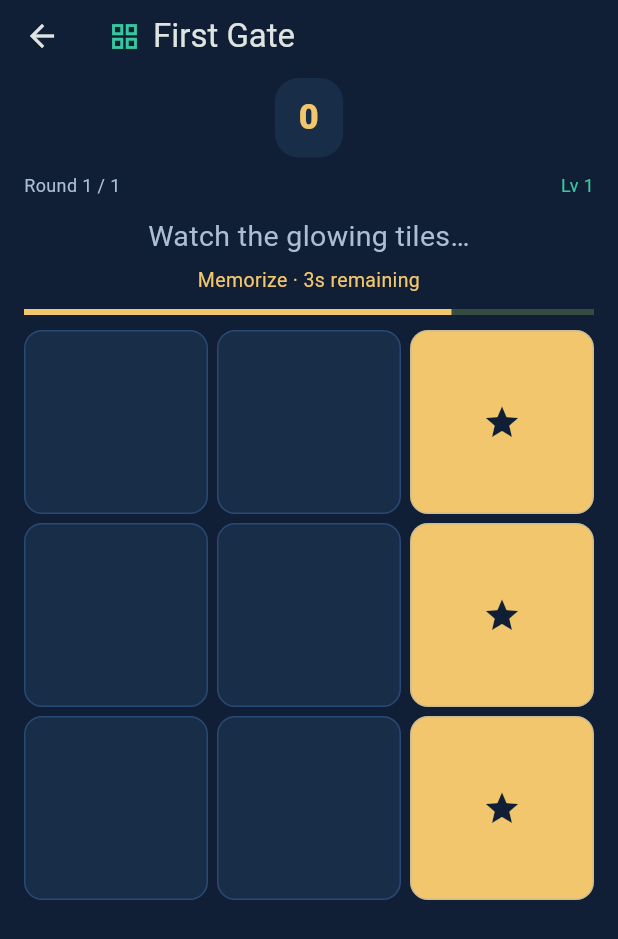
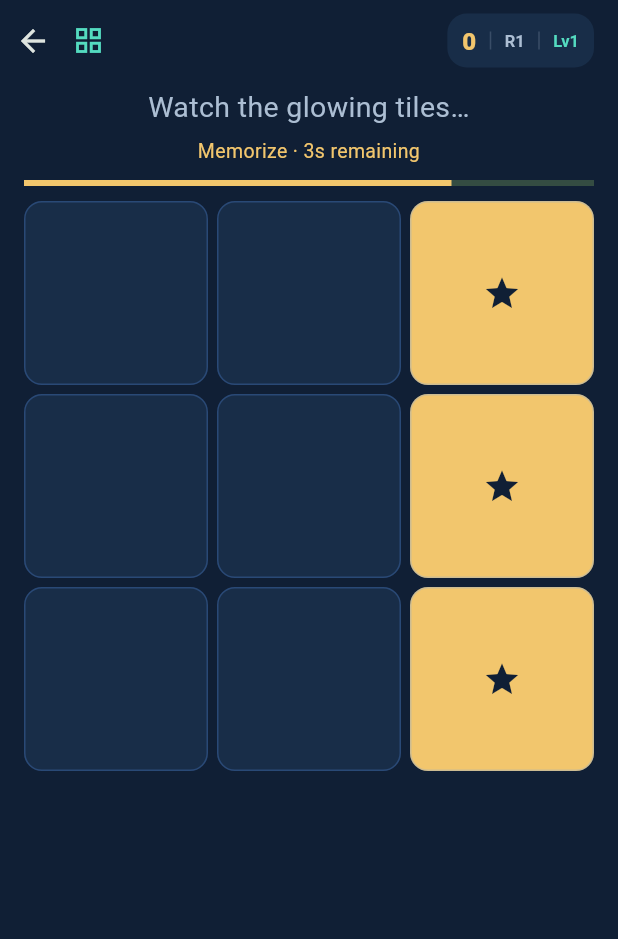
Before and after one commit to obaidbd/neuronova, a Flutter app: the screen it shows after launch, after a tap on "Play Now", on a phone screen of 412 x 824 dp. Shown: the top 939 px of the screen. Run offline on Flutter 3.47's test engine with Material 3 defaults, Android fonts, the phone set to English and light mode, and no system bars; our stand-ins replace shared_preferences.

Commit message:
Compact all game headers with points, round and level beside settings
Use a shared icon-only header across all six games and remove the separate score and round panels to give gameplay more room.

Validated with Flutter analyze, all 40 tests, release web build, and all six games at 320px and 390px viewport widths.

```diff
--- a/apps/player/lib/features/gameplay/echo_grid_screen.dart
+++ b/apps/player/lib/features/gameplay/echo_grid_screen.dart
@@ -12,7 +12,8 @@ import '../../game/rules/scoring.dart';
 import '../../core/game_kind.dart';
 import '../catalog/game_settings_screen.dart';
 import 'echo_setup_screen.dart';
-import 'game_score_bar.dart';
+import 'game_header.dart';
+import '../../game/rules/difficulty.dart';
 
 enum _Phase { ready, preview, recall, result, finished }
 
@@ -251,36 +252,18 @@ class _EchoGridScreenState extends State<EchoGridScreen> {
 
   @override
   Widget build(BuildContext context) => Scaffold(
-    appBar: AppBar(
-      title: Row(
-        children: [
-          const Icon(
-            Icons.grid_view,
-            key: Key('header-game-icon'),
-            color: NovaColors.emerald,
-            size: 22,
-          ),
-          const SizedBox(width: 8),
-          Expanded(
-            child: Text(
-              widget.tutorial ? 'First Gate' : 'Echo Grid',
-              maxLines: 1,
-              overflow: TextOverflow.ellipsis,
-            ),
-          ),
-        ],
-      ),
-      toolbarHeight: 48,
-      backgroundColor: Colors.transparent,
-      actions: [
-        if (!widget.tutorial)
-          IconButton(
-            key: const Key('game-settings'),
-            tooltip: 'Settings',
-            onPressed: committing ? null : openSettings,
-            icon: const Icon(Icons.settings_outlined),
-          ),
-      ],
+    appBar: GameHeader(
+      kind: GameKind.echoGrid,
+      title: widget.tutorial ? 'First Gate' : null,
+      points: sharedBoard
+          ? player.points
+          : widget.store.pointsFor('visual_memory'),
+      round: playedRound,
+      roundLimit: sharedBoard ? match.roundLimit : null,
+      level: player.level,
+      difficulty: difficultyName(activeTierOverride),
+      showSettings: !widget.tutorial,
+      onSettings: committing ? null : openSettings,
     ),
     body: SafeArea(
       child: Align(
@@ -292,25 +275,6 @@ class _EchoGridScreenState extends State<EchoGridScreen> {
             child: Column(
               crossAxisAlignment: CrossAxisAlignment.stretch,
               children: [
-                if (sharedBoard)
-                  Padding(
-                    padding: const EdgeInsets.symmetric(vertical: 8),
-                    child: Text(
-                      phase == _Phase.finished
-                          ? 'FINAL STANDINGS'
-                          : 'ROUND $playedRound / ${match.roundLimit ?? "∞"}',
-                      textAlign: TextAlign.center,
-                      style: const TextStyle(
-                        fontSize: 12,
-                        letterSpacing: 1.5,
-                        color: NovaColors.textSecondary,
-                        fontWeight: FontWeight.w700,
-                      ),
-                    ),
-                  )
-                else
-                  scoreboard(),
-                const SizedBox(height: 12),
                 if (phase == _Phase.finished)
                   finalPanel()
                 else ...[
@@ -353,7 +317,7 @@ class _EchoGridScreenState extends State<EchoGridScreen> {
 
   double boardSide(double width) => min(
     width,
-    max(196.0, MediaQuery.sizeOf(context).height - (sharedBoard ? 500 : 410)),
+    max(196.0, MediaQuery.sizeOf(context).height - (sharedBoard ? 480 : 340)),
   );
 
   Widget boardSurface(Widget child) => LayoutBuilder(
@@ -543,29 +507,6 @@ class _EchoGridScreenState extends State<EchoGridScreen> {
     );
   }
 
-  Widget scoreboard() => Column(
-    children: [
-      GameScoreBar(store: widget.store, skillKey: 'visual_memory'),
-      const SizedBox(height: 10),
-      Row(
-        mainAxisAlignment: MainAxisAlignment.spaceBetween,
-        children: [
-          Text(
-            'Round $playedRound${match.roundLimit == null ? " · Continuous" : " / ${match.roundLimit}"}',
-            style: const TextStyle(
-              color: NovaColors.textSecondary,
-              fontSize: 12,
-            ),
-          ),
-          Text(
-            'Lv ${player.level}',
-            style: const TextStyle(color: NovaColors.emerald, fontSize: 12),
-          ),
-        ],
-      ),
-    ],
-  );
-
   Widget readyPanel() => Center(
     child: SingleChildScrollView(
       child: Column(
--- /dev/null
+++ b/apps/player/lib/features/gameplay/game_header.dart
@@ -0,0 +1,144 @@
+import 'package:flutter/material.dart';
+
+import '../../app/theme.dart';
+import '../../core/game_kind.dart';
+import '../catalog/game_presentation.dart';
+
+/// A single compact header shared by every game. Full labels remain accessible.
+class GameHeader extends StatelessWidget implements PreferredSizeWidget {
+  const GameHeader({
+    super.key,
+    required this.kind,
+    required this.points,
+    required this.round,
+    required this.level,
+    required this.onSettings,
+    this.roundLimit,
+    this.difficulty = 'Auto',
+    this.title,
+    this.showSettings = true,
+  });
+  final GameKind kind;
+  final int points, round, level;
+  final int? roundLimit;
+  final VoidCallback? onSettings;
+  final String difficulty;
+  final String? title;
+  final bool showSettings;
+
+  @override
+  Size get preferredSize => const Size.fromHeight(54);
+
+  @override
+  Widget build(BuildContext context) => AppBar(
+    toolbarHeight: 54,
+    leadingWidth: 44,
+    titleSpacing: 4,
+    backgroundColor: NovaColors.background,
+    elevation: 0,
+    title: Row(
+      children: [
+        Tooltip(
+          message: title ?? kind.title,
+          child: Icon(
+            kind.icon,
+            key: const Key('header-game-icon'),
+            color: kind.accent,
+            size: 22,
+          ),
+        ),
+        const SizedBox(width: 8),
+        Expanded(
+          child: Align(
+            alignment: Alignment.centerRight,
+            child: FittedBox(
+              fit: BoxFit.scaleDown,
+              alignment: Alignment.centerRight,
+              child: Container(
+                key: const Key('game-score-bar'),
+                padding: const EdgeInsets.symmetric(
+                  horizontal: 10,
+                  vertical: 8,
+                ),
+                decoration: BoxDecoration(
+                  color: NovaColors.surface,
+                  borderRadius: BorderRadius.circular(13),
+                ),
+                child: Row(
+                  mainAxisSize: MainAxisSize.min,
+                  children: [
+                    Tooltip(
+                      message: 'Points',
+                      child: Semantics(
+                        label: '$points points',
+                        excludeSemantics: true,
+                        child: Text(
+                          '$points',
+                          key: const Key('game-total-score'),
+                          style: const TextStyle(
+                            fontSize: 16,
+                            fontWeight: FontWeight.w800,
+                            color: NovaColors.gold,
+                          ),
+                        ),
+                      ),
+                    ),
+                    separator(),
+                    Tooltip(
+                      message:
+                          'Round $round${roundLimit == null ? '' : ' of $roundLimit'}',
+                      child: Text(
+                        'R$round${roundLimit == null ? '' : '/$roundLimit'}',
+                        key: const Key('header-round'),
+                        style: const TextStyle(
+                          fontSize: 11,
+                          fontWeight: FontWeight.w600,
+                          color: NovaColors.textSecondary,
+                        ),
+                      ),
+                    ),
+                    separator(),
+                    Tooltip(
+                      message: 'Level $level · $difficulty',
+                      child: Text(
+                        'Lv$level',
+                        key: const Key('tier-label'),
+                        style: TextStyle(
+                          fontSize: 11,
+                          fontWeight: FontWeight.w600,
+                          color: kind.accent,
+                        ),
+                      ),
+                    ),
+                  ],
+                ),
+              ),
+            ),
+          ),
+        ),
+      ],
+    ),
+    actions: [
+      if (showSettings)
+        SizedBox(
+          width: 44,
+          child: IconButton(
+            key: const Key('game-settings'),
+            tooltip: 'Settings',
+            onPressed: onSettings,
+            icon: const Icon(Icons.settings_outlined, size: 23),
+          ),
+        )
+      else
+        const SizedBox(width: 8),
+      const SizedBox(width: 4),
+    ],
+  );
+
+  Widget separator() => Container(
+    width: 1,
+    height: 12,
+    margin: const EdgeInsets.symmetric(horizontal: 9),
+    color: NovaColors.textSecondary.withValues(alpha: .22),
+  );
+}
--- a/apps/player/lib/features/gameplay/game_score_bar.dart
+++ /dev/null
@@ -1,33 +0,0 @@
-import 'package:flutter/material.dart';
-
-import '../../app/theme.dart';
-import '../../core/progress_store.dart';
-
-class GameScoreBar extends StatelessWidget {
-  const GameScoreBar({super.key, required this.store, required this.skillKey});
-  final ProgressStore store;
-  final String skillKey;
-  @override
-  Widget build(BuildContext context) => Semantics(
-    label: '${store.pointsFor(skillKey)} points',
-    excludeSemantics: true,
-    child: Container(
-      key: const Key('game-score-bar'),
-      padding: const EdgeInsets.symmetric(horizontal: 16, vertical: 10),
-      decoration: BoxDecoration(
-        color: NovaColors.surface,
-        borderRadius: BorderRadius.circular(16),
-      ),
-      child: Text(
-        '${store.pointsFor(skillKey)}',
-        key: const Key('game-total-score'),
-        textAlign: TextAlign.center,
-        style: const TextStyle(
-          color: NovaColors.gold,
-          fontSize: 23,
-          fontWeight: FontWeight.w800,
-        ),
-      ),
-    ),
-  );
-}
--- a/apps/player/lib/features/gameplay/round_shell.dart
+++ b/apps/player/lib/features/gameplay/round_shell.dart
@@ -6,7 +6,7 @@ import '../../app/theme.dart';
 import '../../core/game_kind.dart';
 import '../catalog/game_presentation.dart';
 import '../catalog/game_settings_screen.dart';
-import 'game_score_bar.dart';
+import 'game_header.dart';
 import '../../core/progress_store.dart';
 import '../../game/rules/adaptive.dart';
 import '../../game/rules/scoring.dart';
@@ -187,39 +187,13 @@ class _RoundShellState extends State<RoundShell> {
   @override
   Widget build(BuildContext context) {
     return Scaffold(
-      appBar: AppBar(
-        toolbarHeight: 52,
-        title: Row(
-          children: [
-            Icon(
-              widget.kind.icon,
-              key: const Key('header-game-icon'),
-              color: widget.kind.accent,
-              size: 22,
-            ),
-            const SizedBox(width: 8),
-            Expanded(
-              child: Text(
-                widget.kind.title,
-                maxLines: 1,
-                overflow: TextOverflow.ellipsis,
-                style: const TextStyle(
-                  fontSize: 21,
-                  fontWeight: FontWeight.w600,
-                ),
-              ),
-            ),
-          ],
-        ),
-        backgroundColor: Colors.transparent,
-        actions: [
-          IconButton(
-            key: const Key('game-settings'),
-            tooltip: 'Settings',
-            onPressed: finishing ? null : openSettings,
-            icon: const Icon(Icons.settings_outlined),
-          ),
-        ],
+      appBar: GameHeader(
+        kind: widget.kind,
+        points: widget.store.pointsFor(widget.kind.skillKey),
+        round: roundNumber,
+        level: playerLevel,
+        difficulty: difficultyName(activeTierOverride),
+        onSettings: finishing ? null : openSettings,
       ),
       body: SafeArea(
         child: Center(
@@ -227,43 +201,9 @@ class _RoundShellState extends State<RoundShell> {
             constraints: const BoxConstraints(maxWidth: 520),
             child: Padding(
               padding: const EdgeInsets.all(16),
-              child: Column(
-                crossAxisAlignment: CrossAxisAlignment.stretch,
-                children: [
-                  GameScoreBar(
-                    store: widget.store,
-                    skillKey: widget.kind.skillKey,
-                  ),
-                  const SizedBox(height: 8),
-                  Row(
-                    children: [
-                      Text(
-                        'Round $roundNumber',
-                        style: const TextStyle(
-                          fontSize: 11,
-                          color: NovaColors.textSecondary,
-                        ),
-                      ),
-                      const Spacer(),
-                      Text(
-                        'Lv $playerLevel · ${difficultyName(activeTierOverride)}',
-                        key: const Key('tier-label'),
-                        textAlign: TextAlign.right,
-                        style: const TextStyle(
-                          fontSize: 11,
-                          color: NovaColors.textSecondary,
-                        ),
-                      ),
-                    ],
-                  ),
-                  const SizedBox(height: 6),
-                  Expanded(
-                    child: outcome == null
-                        ? (settingsOpen ? const SizedBox() : _game())
-                        : _result(),
-                  ),
-                ],
-              ),
+              child: outcome == null
+                  ? (settingsOpen ? const SizedBox() : _game())
+                  : _result(),
             ),
           ),
         ),
```
Also changed, not shown: 6 other files.
